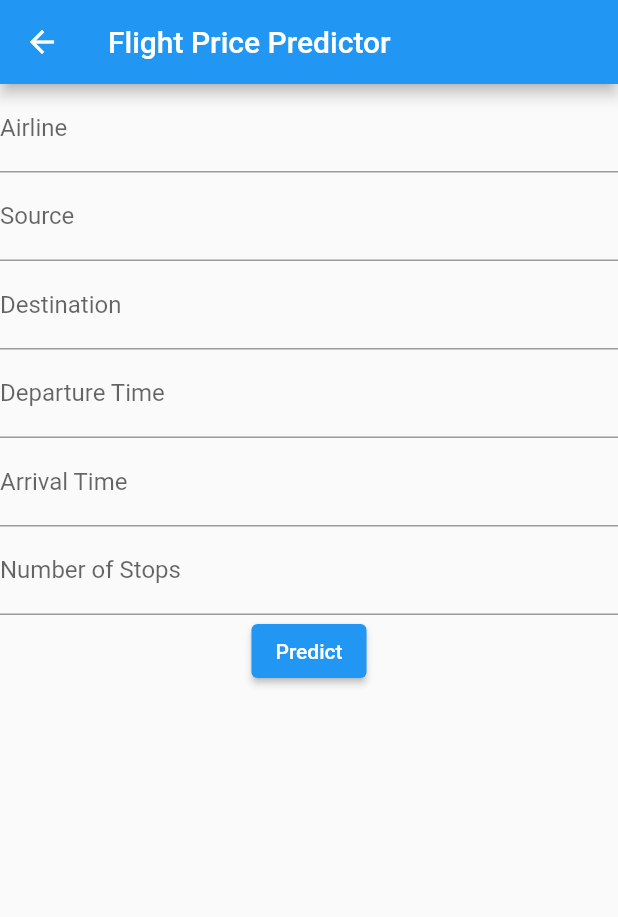
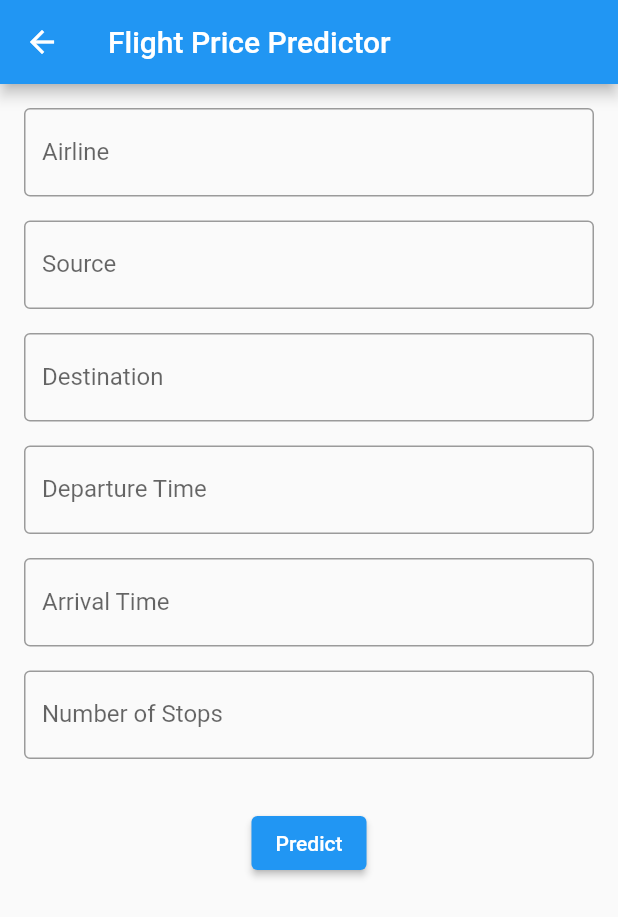
Before and after one commit to Devang-Mulye/Solo---The-AI-Travel-Planner, a Flutter app: the FlightPricePredictor screen opened directly, on a phone screen of 412 x 824 dp. Shown: the top 917 px of the screen. Run offline on Flutter 3.47's test engine with Material 2 defaults, Android fonts, the phone set to English and light mode, and no system bars; drawn by our look-alikes of flutter_form_builder; our stand-ins replace form_builder_validators.

Commit message:
Update flight_price.dart

```diff
--- a/solo/lib/flight_price.dart
+++ b/solo/lib/flight_price.dart
@@ -11,7 +11,7 @@ class FlightPricePredictor extends StatefulWidget {
 
 class _FlightPricePredictorState extends State<FlightPricePredictor> {
   final GlobalKey<FormBuilderState> _formKey = GlobalKey<FormBuilderState>();
-  final String _apiUrl = 'https://solo-travel-planner.onrender.com/predict_flight_price';
+  final String _apiUrl = 'http://localhost:5000/predict_flight_price';
   String _result = '';
 
   void _submitForm() async {
@@ -35,7 +35,10 @@ class _FlightPricePredictorState extends State<FlightPricePredictor> {
         title: Text('Flight Price Predictor'),
       ),
       body: SingleChildScrollView(
+        child: Padding(
+          padding: EdgeInsets.all(16.0),
           child: Column(
+            crossAxisAlignment: CrossAxisAlignment.stretch,
             children: [
               FormBuilder(
                 key: _formKey,
@@ -43,37 +46,61 @@ class _FlightPricePredictorState extends State<FlightPricePredictor> {
                   children: [
                     FormBuilderTextField(
                       name: 'airline',
-                    decoration: InputDecoration(labelText: 'Airline'),
+                      decoration: InputDecoration(
+                        labelText: 'Airline',
+                        border: OutlineInputBorder(),
+                      ),
                       validator: FormBuilderValidators.required(),
                     ),
+                    SizedBox(height: 16.0),
                     FormBuilderTextField(
                       name: 'Source',
-                    decoration: InputDecoration(labelText: 'Source'),
+                      decoration: InputDecoration(
+                        labelText: 'Source',
+                        border: OutlineInputBorder(),
+                      ),
                       validator: FormBuilderValidators.required(),
                     ),
+                    SizedBox(height: 16.0),
                     FormBuilderTextField(
                       name: 'Destination',
-                    decoration: InputDecoration(labelText: 'Destination'),
+                      decoration: InputDecoration(
+                        labelText: 'Destination',
+                        border: OutlineInputBorder(),
+                      ),
                       validator: FormBuilderValidators.required(),
                     ),
+                    SizedBox(height: 16.0),
                     FormBuilderTextField(
                       name: 'Dep_Time',
-                    decoration: InputDecoration(labelText: 'Departure Time'),
+                      decoration: InputDecoration(
+                        labelText: 'Departure Time',
+                        border: OutlineInputBorder(),
+                      ),
                       validator: FormBuilderValidators.required(),
                     ),
+                    SizedBox(height: 16.0),
                     FormBuilderTextField(
                       name: 'Arrival_Time',
-                    decoration: InputDecoration(labelText: 'Arrival Time'),
+                      decoration: InputDecoration(
+                        labelText: 'Arrival Time',
+                        border: OutlineInputBorder(),
+                      ),
                       validator: FormBuilderValidators.required(),
                     ),
+                    SizedBox(height: 16.0),
                     FormBuilderTextField(
                       name: 'stops',
-                    decoration: InputDecoration(labelText: 'Number of Stops'),
+                      decoration: InputDecoration(
+                        labelText: 'Number of Stops',
+                        border: OutlineInputBorder(),
+                      ),
                       validator: FormBuilderValidators.compose([
                         FormBuilderValidators.required(),
                         FormBuilderValidators.numeric(),
                       ]),
                     ),
+                    SizedBox(height: 32.0),
                     ElevatedButton(
                       onPressed: _submitForm,
                       child: Text('Predict'),
@@ -81,9 +108,14 @@ class _FlightPricePredictorState extends State<FlightPricePredictor> {
                   ],
                 ),
               ),
-            SizedBox(height: 20),
-            Text(_result),
+              SizedBox(height: 32.0),
+              Text(
+                _result,
+                textAlign: TextAlign.center,
+                style: TextStyle(fontSize: 20.0),
+              ),
             ],
+          ),
         ),
       ),
     );
```
Lines whose indentation alone changed are shown as unchanged.
